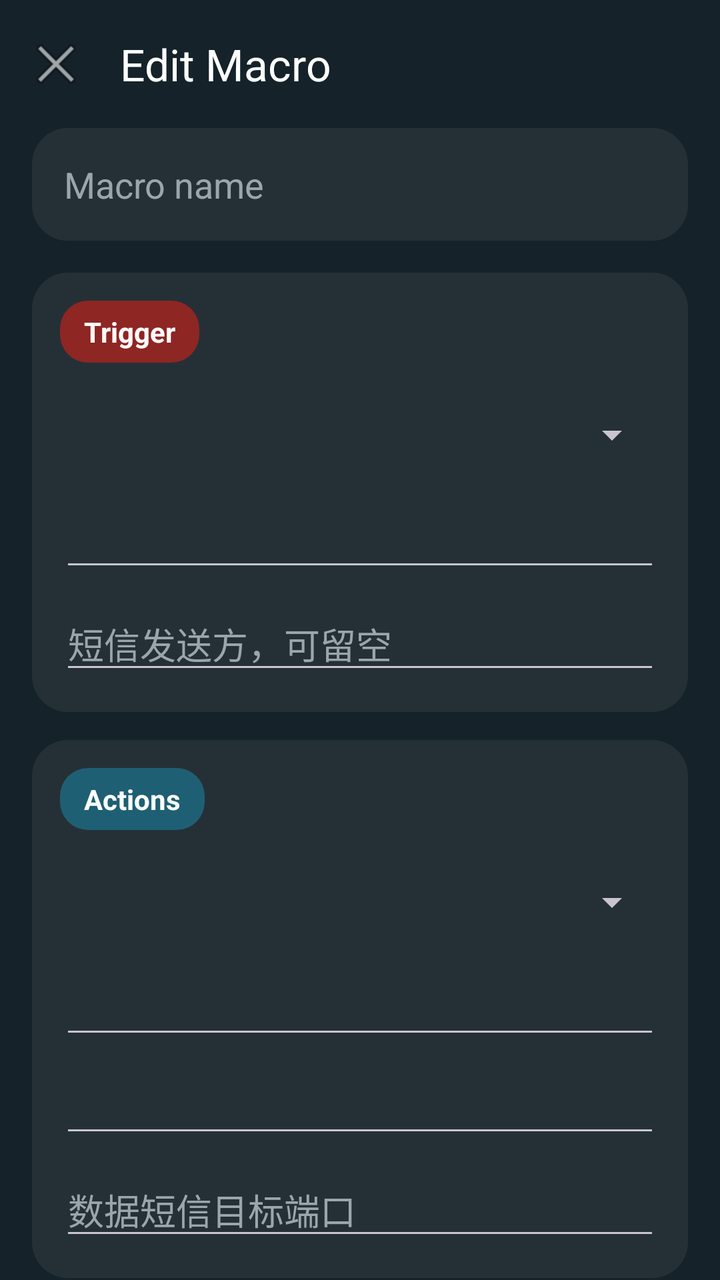
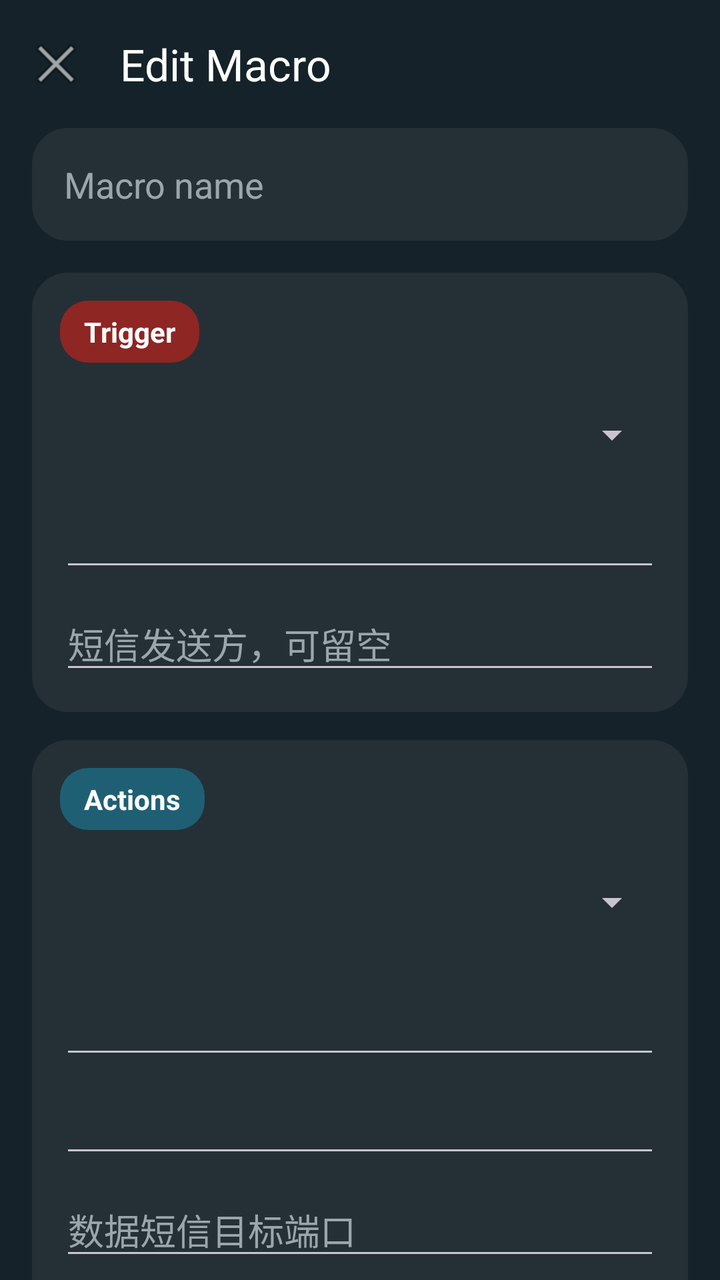

The first picture is an Android layout as it rendered before a commit; the second is the same layout after the commit. The layout source and the unified diff follow.
<!-- AndroidManifest.xml: application theme Theme.AutoDroid -->
<!-- res/layout/activity_rule_editor.xml -->
<?xml version="1.0" encoding="utf-8"?>
<LinearLayout xmlns:android="http://schemas.android.com/apk/res/android"
    xmlns:app="http://schemas.android.com/apk/res-auto"
    android:layout_width="match_parent"
    android:layout_height="match_parent"
    android:background="#FF152229"
    android:orientation="vertical">

    <com.google.android.material.appbar.MaterialToolbar
        android:id="@+id/editor_toolbar"
        android:layout_width="match_parent"
        android:layout_height="?attr/actionBarSize"
        android:background="#FF152229"
        app:navigationIcon="@android:drawable/ic_menu_close_clear_cancel"
        app:title="Edit Macro"
        app:titleTextColor="@android:color/white" />

    <androidx.core.widget.NestedScrollView
        android:layout_width="match_parent"
        android:layout_height="0dp"
        android:layout_weight="1"
        android:fillViewport="true">

        <LinearLayout
            android:layout_width="match_parent"
            android:layout_height="wrap_content"
            android:orientation="vertical"
            android:paddingStart="16dp"
            android:paddingEnd="16dp"
            android:paddingBottom="24dp">

            <com.google.android.material.textfield.TextInputEditText
                android:id="@+id/input_macro_name"
                android:layout_width="match_parent"
                android:layout_height="wrap_content"
                android:background="@drawable/macro_card_bg"
                android:hint="Macro name"
                android:padding="16dp"
                android:textColor="@android:color/white"
                android:textColorHint="#FF9AA6AC"
                android:textSize="18sp" />

            <LinearLayout
                android:layout_width="match_parent"
                android:layout_height="wrap_content"
                android:layout_marginTop="16dp"
                android:background="@drawable/macro_card_bg"
                android:orientation="vertical"
                android:padding="14dp">

                <TextView
                    android:layout_width="wrap_content"
                    android:layout_height="wrap_content"
                    android:background="@drawable/editor_section_trigger"
                    android:paddingStart="12dp"
                    android:paddingEnd="12dp"
                    android:paddingTop="6dp"
                    android:paddingBottom="6dp"
                    android:text="Trigger"
                    android:textColor="@android:color/white"
                    android:textStyle="bold" />

                <androidx.appcompat.widget.AppCompatSpinner
                    android:id="@+id/spinner_trigger_type"
                    android:layout_width="match_parent"
                    android:layout_height="48dp"
                    android:layout_marginTop="12dp" />

                <AutoCompleteTextView
                    android:id="@+id/input_trigger_value"
                    android:layout_width="match_parent"
                    android:layout_height="wrap_content"
                    android:layout_marginTop="8dp"
                    android:textColor="@android:color/white"
                    android:textColorHint="#FF9AA6AC" />

                <EditText
                    android:id="@+id/input_trigger_sender"
                    android:layout_width="match_parent"
                    android:layout_height="wrap_content"
                    android:layout_marginTop="8dp"
                    android:hint="短信发送方，可留空"
                    android:textColor="@android:color/white"
                    android:textColorHint="#FF9AA6AC" />
            </LinearLayout>

            <LinearLayout
                android:layout_width="match_parent"
                android:layout_height="wrap_content"
                android:layout_marginTop="14dp"
                android:background="@drawable/macro_card_bg"
                android:orientation="vertical"
                android:padding="14dp">

                <TextView
                    android:layout_width="wrap_content"
                    android:layout_height="wrap_content"
                    android:background="@drawable/editor_section_action"
                    android:paddingStart="12dp"
                    android:paddingEnd="12dp"
                    android:paddingTop="6dp"
                    android:paddingBottom="6dp"
                    android:text="Actions"
                    android:textColor="@android:color/white"
                    android:textStyle="bold" />

                <androidx.appcompat.widget.AppCompatSpinner
                    android:id="@+id/spinner_action_type"
                    android:layout_width="match_parent"
                    android:layout_height="48dp"
                    android:layout_marginTop="12dp" />

                <EditText
                    android:id="@+id/input_action_value"
                    android:layout_width="match_parent"
                    android:layout_height="wrap_content"
                    android:layout_marginTop="8dp"
                    android:textColor="@android:color/white"
                    android:textColorHint="#FF9AA6AC" />

                <EditText
                    android:id="@+id/input_action_extra"
                    android:layout_width="match_parent"
                    android:layout_height="wrap_content"
                    android:layout_marginTop="8dp"
                    android:textColor="@android:color/white"
                    android:textColorHint="#FF9AA6AC" />

                <EditText
                    android:id="@+id/input_action_port"
                    android:layout_width="match_parent"
                    android:layout_height="wrap_content"
                    android:layout_marginTop="8dp"
                    android:hint="数据短信目标端口"
                    android:inputType="number"
                    android:textColor="@android:color/white"
                    android:textColorHint="#FF9AA6AC" />
            </LinearLayout>

            <LinearLayout
                android:layout_width="match_parent"
                android:layout_height="wrap_content"
                android:layout_marginTop="14dp"
                android:background="@drawable/macro_card_bg"
                android:orientation="vertical"
                android:padding="14dp">

                <TextView
                    android:layout_width="wrap_content"
                    android:layout_height="wrap_content"
                    android:background="@drawable/editor_section_constraint"
                    android:paddingStart="12dp"
                    android:paddingEnd="12dp"
                    android:paddingTop="6dp"
                    android:paddingBottom="6dp"
                    android:text="Constraints"
                    android:textColor="@android:color/white"
                    android:textStyle="bold" />

                <ListView
                    android:id="@+id/list_constraints"
                    android:layout_width="match_parent"
                    android:layout_height="wrap_content"
                    android:layout_marginTop="10dp"
                    android:divider="@null" />

                <androidx.appcompat.widget.AppCompatSpinner
                    android:id="@+id/spinner_constraint_type"
                    android:layout_width="match_parent"
                    android:layout_height="48dp"
                    android:layout_marginTop="10dp" />

                <EditText
                    android:id="@+id/input_constraint_value"
                    android:layout_width="match_parent"
                    android:layout_height="wrap_content"
                    android:layout_marginTop="8dp"
                    android:textColor="@android:color/white"
                    android:textColorHint="#FF9AA6AC" />

                <EditText
                    android:id="@+id/input_constraint_extra"
                    android:layout_width="match_parent"
                    android:layout_height="wrap_content"
                    android:layout_marginTop="8dp"
                    android:textColor="@android:color/white"
                    android:textColorHint="#FF9AA6AC" />

                <com.google.android.material.button.MaterialButton
                    android:id="@+id/button_add_constraint"
                    android:layout_width="match_parent"
                    android:layout_height="48dp"
                    android:layout_marginTop="10dp"
                    android:text="Add Constraint"
                    app:backgroundTint="#FF3A5A33" />
            </LinearLayout>

            <androidx.appcompat.widget.SwitchCompat
                android:id="@+id/switch_enabled"
                android:layout_width="match_parent"
                android:layout_height="wrap_content"
                android:layout_marginTop="16dp"
                android:text="Enabled"
                android:textColor="@android:color/white" />

            <com.google.android.material.button.MaterialButton
                android:id="@+id/button_save_macro"
                android:layout_width="match_parent"
                android:layout_height="52dp"
                android:layout_marginTop="16dp"
                android:text="@string/form_save"
                app:backgroundTint="#FF00BCD4" />
        </LinearLayout>
    </androidx.core.widget.NestedScrollView>
</LinearLayout>
<!-- resources referenced by this layout -->
<resources>
  <!-- drawable editor_section_action (drawable) -->
  <?xml version="1.0" encoding="utf-8"?>
  <shape xmlns:android="http://schemas.android.com/apk/res/android" android:shape="rectangle">
      <solid android:color="#FF1F5F74" />
      <corners android:radius="14dp" />
  </shape>
  <!-- drawable editor_section_constraint (drawable) -->
  <?xml version="1.0" encoding="utf-8"?>
  <shape xmlns:android="http://schemas.android.com/apk/res/android" android:shape="rectangle">
      <solid android:color="#FF3A5A33" />
      <corners android:radius="14dp" />
  </shape>
  <!-- drawable editor_section_trigger (drawable) -->
  <?xml version="1.0" encoding="utf-8"?>
  <shape xmlns:android="http://schemas.android.com/apk/res/android" android:shape="rectangle">
      <solid android:color="#FF8E2623" />
      <corners android:radius="14dp" />
  </shape>
  <!-- drawable macro_card_bg (drawable) -->
  <?xml version="1.0" encoding="utf-8"?>
  <shape xmlns:android="http://schemas.android.com/apk/res/android" android:shape="rectangle">
      <solid android:color="#FF253036" />
      <corners android:radius="18dp" />
  </shape>
  <string name="form_save">保存</string>
  <style name="Theme.AutoDroid" parent="Theme.Material3.Dark.NoActionBar">
          <item name="colorPrimary">#FF00BCD4</item>
          <item name="android:statusBarColor">#FF152229</item>
          <item name="android:navigationBarColor">#FF182B33</item>
          <item name="android:windowLightStatusBar">false</item>
      </style>
</resources>

<!-- the commit's change to res/layout/activity_rule_editor.xml (unified diff, before → after) -->
@@ -110,6 +110,13 @@
                     android:layout_height="48dp"
                     android:layout_marginTop="12dp" />
 
+                <ListView
+                    android:id="@+id/list_actions"
+                    android:layout_width="match_parent"
+                    android:layout_height="wrap_content"
+                    android:layout_marginTop="10dp"
+                    android:divider="@null" />
+
                 <EditText
                     android:id="@+id/input_action_value"
                     android:layout_width="match_parent"
@@ -135,6 +142,14 @@
                     android:inputType="number"
                     android:textColor="@android:color/white"
                     android:textColorHint="#FF9AA6AC" />
+
+                <com.google.android.material.button.MaterialButton
+                    android:id="@+id/button_add_action"
+                    android:layout_width="match_parent"
+                    android:layout_height="48dp"
+                    android:layout_marginTop="10dp"
+                    android:text="Add Action"
+                    app:backgroundTint="#FF1F5F74" />
             </LinearLayout>
 
             <LinearLayout
